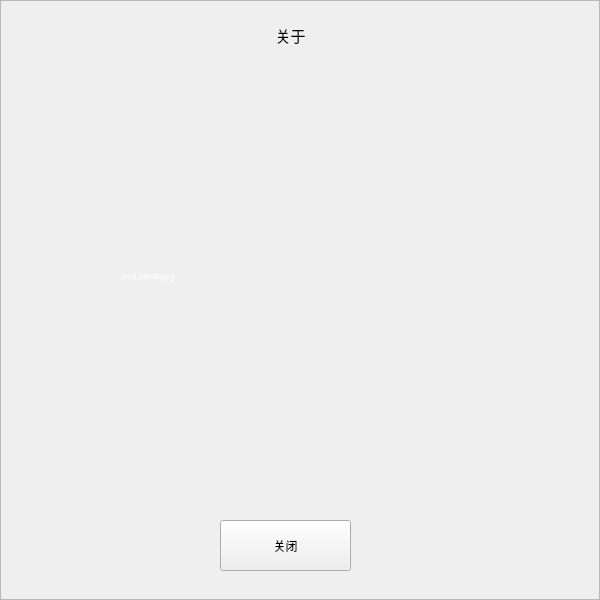
First picture: the form in about.ui, repository thewayI/tiny4412, before the edit.
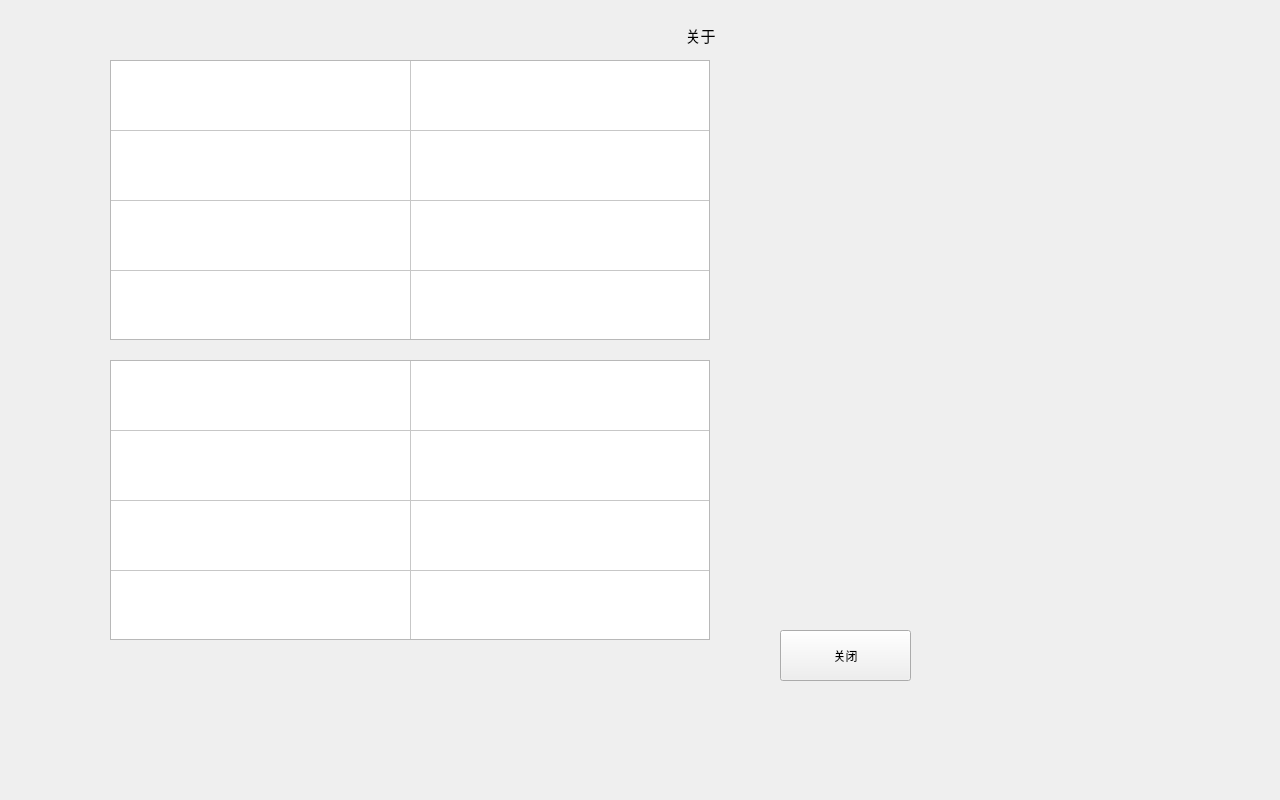
Second picture: the form after the edit. Icons and pictures are not drawn.

Diff of the .ui file:
```diff
--- a/about.ui
+++ b/about.ui
@@ -6,8 +6,8 @@
    <rect>
     <x>0</x>
     <y>0</y>
-    <width>600</width>
-    <height>600</height>
+    <width>1280</width>
+    <height>800</height>
    </rect>
   </property>
   <property name="windowTitle">
@@ -23,7 +23,7 @@
   <widget class="QLabel" name="label_2">
    <property name="geometry">
     <rect>
-     <x>230</x>
+     <x>640</x>
      <y>20</y>
      <width>121</width>
      <height>31</height>
@@ -44,8 +44,8 @@
   <widget class="QPushButton" name="pushButton">
    <property name="geometry">
     <rect>
-     <x>220</x>
-     <y>520</y>
+     <x>780</x>
+     <y>630</y>
      <width>131</width>
      <height>51</height>
     </rect>
@@ -54,54 +54,131 @@
     <string>关闭</string>
    </property>
   </widget>
-  <widget class="QLabel" name="label">
+  <widget class="QTableWidget" name="tblWidget_baseInfo">
    <property name="geometry">
     <rect>
-     <x>120</x>
+     <x>110</x>
      <y>60</y>
-     <width>341</width>
-     <height>431</height>
+     <width>600</width>
+     <height>280</height>
     </rect>
    </property>
    <property name="font">
     <font>
-     <pointsize>6</pointsize>
+     <pointsize>7</pointsize>
     </font>
    </property>
-   <property name="autoFillBackground">
-    <bool>false</bool>
+   <property name="verticalScrollBarPolicy">
+    <enum>Qt::ScrollBarAlwaysOff</enum>
    </property>
-   <property name="styleSheet">
-    <string notr="true">color: rgb(255, 255, 255);</string>
+   <property name="horizontalScrollBarPolicy">
+    <enum>Qt::ScrollBarAlwaysOff</enum>
    </property>
-   <property name="text">
-    <string>TextLabelklgulg</string>
+   <property name="autoScroll">
+    <bool>true</bool>
    </property>
-   <property name="wordWrap">
+   <property name="showDropIndicator" stdset="0">
+    <bool>false</bool>
+   </property>
+   <property name="dragEnabled">
     <bool>true</bool>
    </property>
-   <property name="indent">
-    <number>0</number>
+   <property name="dragDropOverwriteMode">
+    <bool>true</bool>
    </property>
+   <property name="rowCount">
+    <number>4</number>
+   </property>
+   <property name="columnCount">
+    <number>2</number>
+   </property>
+   <attribute name="horizontalHeaderVisible">
+    <bool>false</bool>
+   </attribute>
+   <attribute name="horizontalHeaderDefaultSectionSize">
+    <number>300</number>
+   </attribute>
+   <attribute name="horizontalHeaderHighlightSections">
+    <bool>false</bool>
+   </attribute>
+   <attribute name="verticalHeaderVisible">
+    <bool>false</bool>
+   </attribute>
+   <attribute name="verticalHeaderDefaultSectionSize">
+    <number>70</number>
+   </attribute>
+   <attribute name="verticalHeaderHighlightSections">
+    <bool>false</bool>
+   </attribute>
+   <row/>
+   <row/>
+   <row/>
+   <row/>
+   <column/>
+   <column/>
   </widget>
-  <widget class="QFrame" name="frame">
+  <widget class="QTableWidget" name="tblWidget_devInfo">
    <property name="geometry">
     <rect>
-     <x>0</x>
-     <y>0</y>
+     <x>110</x>
+     <y>360</y>
      <width>600</width>
-     <height>600</height>
+     <height>280</height>
     </rect>
    </property>
-   <property name="styleSheet">
-    <string notr="true">border-image: url(:/new/prefix1/image/timg2.png);</string>
+   <property name="font">
+    <font>
+     <pointsize>7</pointsize>
+    </font>
    </property>
-   <property name="frameShape">
-    <enum>QFrame::StyledPanel</enum>
+   <property name="verticalScrollBarPolicy">
+    <enum>Qt::ScrollBarAlwaysOff</enum>
    </property>
-   <property name="frameShadow">
-    <enum>QFrame::Raised</enum>
+   <property name="horizontalScrollBarPolicy">
+    <enum>Qt::ScrollBarAlwaysOff</enum>
    </property>
+   <property name="autoScroll">
+    <bool>true</bool>
+   </property>
+   <property name="showDropIndicator" stdset="0">
+    <bool>false</bool>
+   </property>
+   <property name="dragEnabled">
+    <bool>true</bool>
+   </property>
+   <property name="dragDropOverwriteMode">
+    <bool>true</bool>
+   </property>
+   <property name="rowCount">
+    <number>4</number>
+   </property>
+   <property name="columnCount">
+    <number>2</number>
+   </property>
+   <attribute name="horizontalHeaderVisible">
+    <bool>false</bool>
+   </attribute>
+   <attribute name="horizontalHeaderDefaultSectionSize">
+    <number>300</number>
+   </attribute>
+   <attribute name="horizontalHeaderHighlightSections">
+    <bool>false</bool>
+   </attribute>
+   <attribute name="verticalHeaderVisible">
+    <bool>false</bool>
+   </attribute>
+   <attribute name="verticalHeaderDefaultSectionSize">
+    <number>70</number>
+   </attribute>
+   <attribute name="verticalHeaderHighlightSections">
+    <bool>false</bool>
+   </attribute>
+   <row/>
+   <row/>
+   <row/>
+   <row/>
+   <column/>
+   <column/>
   </widget>
   <zorder>frame</zorder>
   <zorder>label_2</zorder>
```
Left out of the diff: 4 changed lines with no effect on the pictures.
